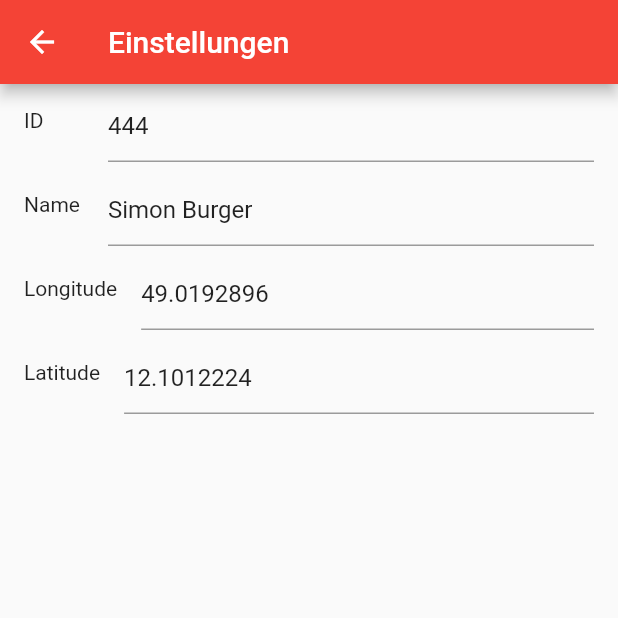
After one commit to elyesnasri/Floodlight, a Flutter app: the SettingsScreen screen opened by its route, on a phone screen of 412 x 824 dp, the top half of it. The commit adds this screen. Run offline on Flutter 3.47's test engine with Material 2 defaults, Android fonts, the phone set to English and light mode, and no system bars; our stand-ins replace google_maps_flutter.

Commit message:
Settings screen added

```diff
--- a/lib/home/HomeScreen.dart
+++ b/lib/home/HomeScreen.dart
@@ -31,7 +31,7 @@ class _HomeScreenState extends State<HomeScreen> {
                 } else {
                   _hiddenUserSettingsCounter = 0;
                   print("Enter unser data");
-                  // TODO: Implement change of user data
+                  Navigator.of(context).pushNamed(Routes.settingsScreen);
                 }
               },
             ),
--- a/lib/main.dart
+++ b/lib/main.dart
@@ -3,6 +3,7 @@ import 'package:floodlight/home/HomeScreen.dart';
 import 'package:floodlight/register/RegisterDriverScreen.dart';
 import 'package:floodlight/register/RegisterPassengerScreen.dart';
 import 'package:floodlight/register/RegisterScreen.dart';
+import 'package:floodlight/settings/SettingsScreen.dart';
 import 'package:floodlight/splash/SplashScreen.dart';
 import 'package:flutter/material.dart';
 
@@ -35,7 +36,8 @@ class MyApp extends StatelessWidget {
         Routes.detailScreen: (context) => DetailScreen(),
         Routes.registerScreen: (context) => RegisterScreen(),
         Routes.registerDriverScreen: (context) => RegisterDriverScreen(),
-        Routes.registerPassengerScreen: (context) => RegisterPassengerScreen()
+        Routes.registerPassengerScreen: (context) => RegisterPassengerScreen(),
+        Routes.settingsScreen: (context) => SettingsScreen()
       }
     );
   }
--- a/lib/routes.dart
+++ b/lib/routes.dart
@@ -3,6 +3,7 @@ class Routes {
   static const String homeScreen = "/home";
   static const String detailScreen = "/detail";
   static const String registerScreen = "/register";
+  static const String settingsScreen = "/settings";
 
   // Todo delete bothe on register dirver and passenger
   static const String registerDriverScreen = "/register-driver";
--- /dev/null
+++ b/lib/settings/SettingsScreen.dart
@@ -0,0 +1,85 @@
+import 'package:flutter/material.dart';
+
+class SettingsScreen extends StatefulWidget {
+  @override
+  State<StatefulWidget> createState() {
+    return _settingsScreenState();
+  }
+
+}
+
+class _settingsScreenState extends State<SettingsScreen> {
+  @override
+  Widget build(BuildContext context) {
+    var idController = new TextEditingController();
+    var nameController = new TextEditingController();
+    var longController = new TextEditingController();
+    var latController = new TextEditingController();
+
+    // TODO fill with actual user Data
+    idController.text = "444";
+    longController.text = "49.0192896";
+    latController.text = "12.1012224";
+    nameController.text = "Simon Burger";
+
+    return Scaffold(
+      appBar: AppBar(
+        title: Text("Einstellungen"),
+      ),
+      body: ListView(
+        children: <Widget>[
+          ListTile(
+            leading: Text("ID"),
+            title: TextField(
+              controller: idController,
+              onSubmitted: (text) => editId(text),
+            ),
+          ),
+          ListTile(
+            leading: Text("Name"),
+            title: TextField(
+              controller: nameController,
+              onSubmitted: (text) => editName(text),
+            ),
+          ),
+          ListTile(
+            leading: Text("Longitude"),
+            title: TextField(
+              controller: longController,
+              onSubmitted: (text) => editLongitude(text),
+            ),
+          ),
+          ListTile(
+            leading: Text("Latitude"),
+            title: TextField(
+              controller: latController,
+              onSubmitted: (text) => editLatitude(text),
+            ),
+          ),
+        ],
+      ),
+    );
+  }
+
+  void editId(String id) {
+    print("edited id");
+    // TODO edit user data
+  }
+
+  void editName(String name) {
+    print("edited name");
+    // TODO edit user data
+  }
+
+  void editLongitude(String longitude) {
+    print("edited longitude");
+    // TODO edit user data
+  }
+
+  void editLatitude(String latitude) {
+    print("edited latitude");
+
+    // TODO edit user data
+  }
+
+}
```
